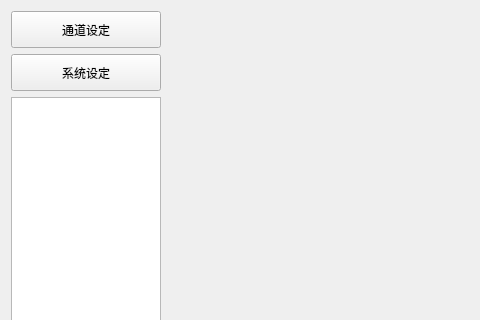
The window that Main/Setting/setting_form.ui (519984307/Container_Multiple_Channels_20200522) describes before a commit, drawn with Qt 5; both pictures show x 0 to 480 and y 0 to 320 of the 615 by 432 pixel window.
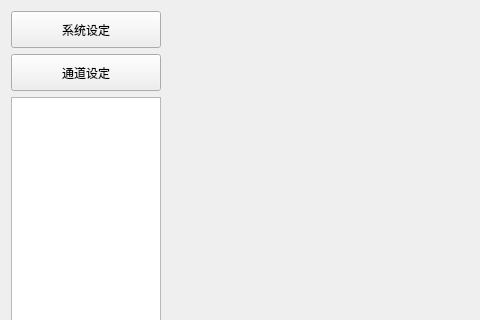
The same window after the commit.

```diff
--- a/Main/Setting/setting_form.ui
+++ b/Main/Setting/setting_form.ui
@@ -14,7 +14,55 @@
    <string>Form</string>
   </property>
   <layout class="QGridLayout" name="gridLayout_2">
-   <item row="2" column="0" rowspan="2">
+   <item row="4" column="1">
+    <widget class="QDialogButtonBox" name="buttonBox">
+     <property name="standardButtons">
+      <set>QDialogButtonBox::Ignore|QDialogButtonBox::Save</set>
+     </property>
+    </widget>
+   </item>
+   <item row="0" column="1" rowspan="4">
+    <layout class="QGridLayout" name="gridLayout"/>
+   </item>
+   <item row="0" column="0">
+    <widget class="QPushButton" name="system_pushButton">
+     <property name="minimumSize">
+      <size>
+       <width>150</width>
+       <height>0</height>
+      </size>
+     </property>
+     <property name="maximumSize">
+      <size>
+       <width>150</width>
+       <height>37</height>
+      </size>
+     </property>
+     <property name="text">
+      <string>系统设定</string>
+     </property>
+    </widget>
+   </item>
+   <item row="1" column="0">
+    <widget class="QPushButton" name="channel_pushButton">
+     <property name="minimumSize">
+      <size>
+       <width>150</width>
+       <height>0</height>
+      </size>
+     </property>
+     <property name="maximumSize">
+      <size>
+       <width>150</width>
+       <height>37</height>
+      </size>
+     </property>
+     <property name="text">
+      <string>通道设定</string>
+     </property>
+    </widget>
+   </item>
+   <item row="2" column="0" rowspan="3">
     <widget class="QListWidget" name="listWidget">
      <property name="sizePolicy">
       <sizepolicy hsizetype="Expanding" vsizetype="Expanding">
@@ -30,54 +78,6 @@
      </property>
     </widget>
    </item>
-   <item row="0" column="0">
-    <widget class="QPushButton" name="channel_pushButton">
-     <property name="minimumSize">
-      <size>
-       <width>150</width>
-       <height>0</height>
-      </size>
-     </property>
-     <property name="maximumSize">
-      <size>
-       <width>150</width>
-       <height>37</height>
-      </size>
-     </property>
-     <property name="text">
-      <string>通道设定</string>
-     </property>
-    </widget>
-   </item>
-   <item row="3" column="1">
-    <widget class="QDialogButtonBox" name="buttonBox">
-     <property name="standardButtons">
-      <set>QDialogButtonBox::Ignore|QDialogButtonBox::Save</set>
-     </property>
-    </widget>
-   </item>
-   <item row="1" column="0">
-    <widget class="QPushButton" name="system_pushButton">
-     <property name="minimumSize">
-      <size>
-       <width>150</width>
-       <height>0</height>
-      </size>
-     </property>
-     <property name="maximumSize">
-      <size>
-       <width>150</width>
-       <height>37</height>
-      </size>
-     </property>
-     <property name="text">
-      <string>系统设定</string>
-     </property>
-    </widget>
-   </item>
-   <item row="0" column="1" rowspan="3">
-    <layout class="QGridLayout" name="gridLayout"/>
-   </item>
   </layout>
  </widget>
  <resources/>
```
